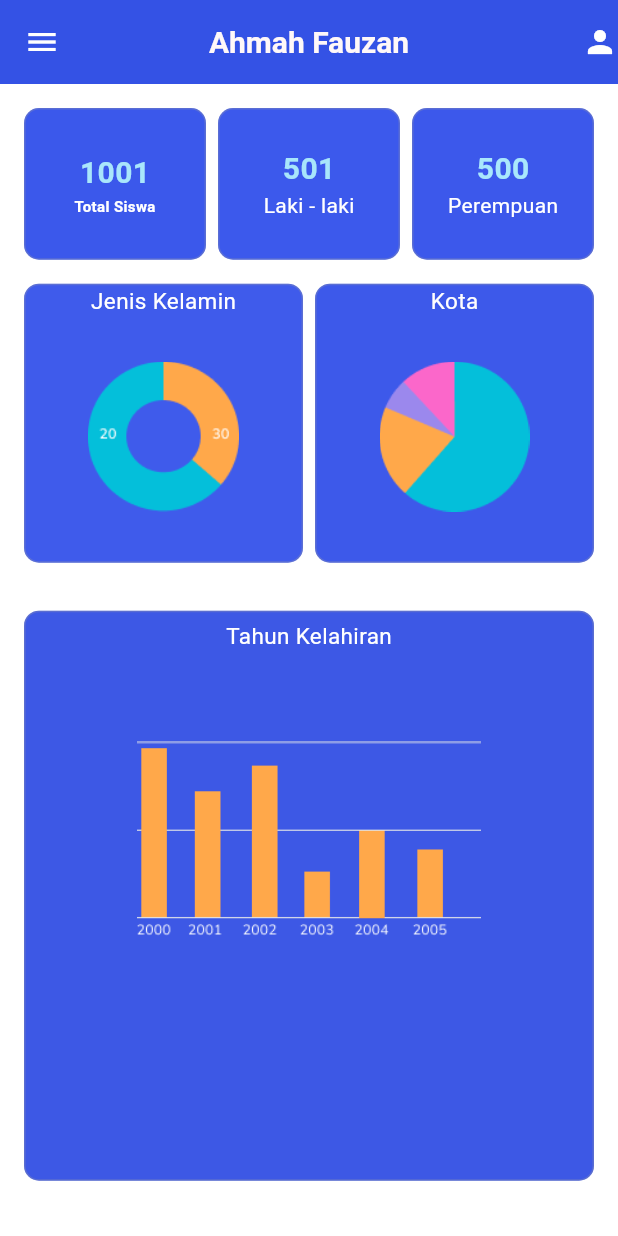
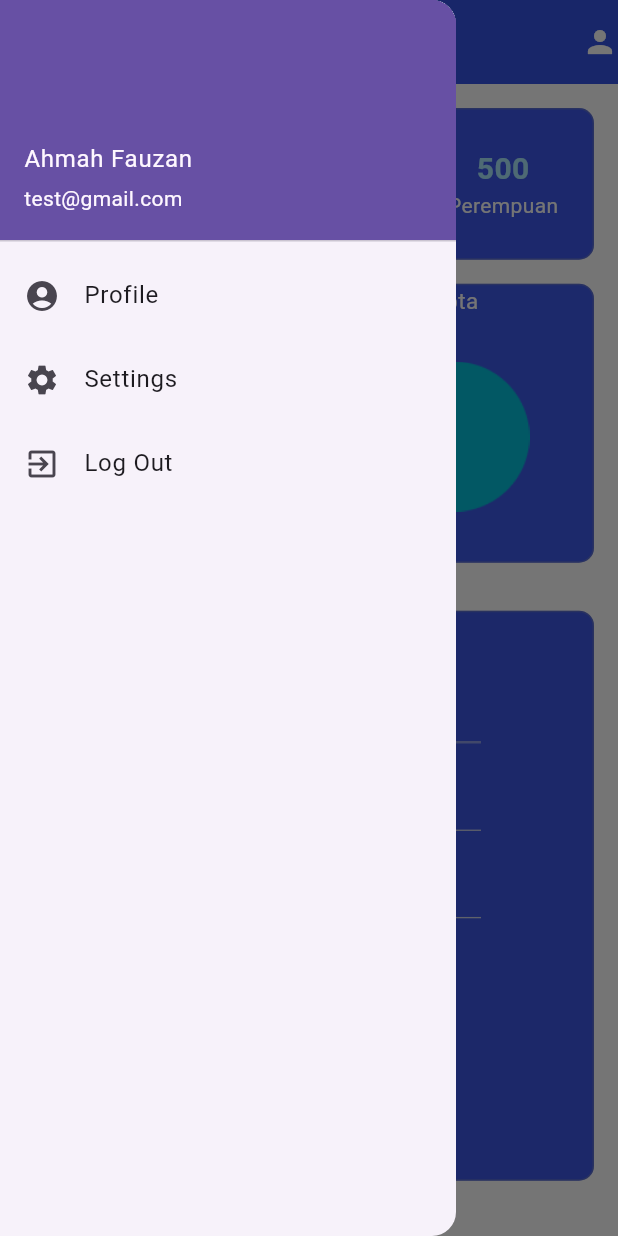
Before and after one commit to adipramanadev/akademikapps, a Flutter app: the HomePage screen opened directly, with the side drawer open (before the commit the screen has no drawer), on a phone screen of 412 x 824 dp. Run offline on Flutter 3.47's test engine with Material 3 defaults, Android fonts, the phone set to English and light mode, and no system bars; our stand-ins replace google_fonts.

Commit message:
update homepage dart
update homepage dart

```diff
--- a/lib/pages/homepage.dart
+++ b/lib/pages/homepage.dart
@@ -8,6 +8,15 @@ class HomePage extends StatefulWidget {
 }
 
 class _HomePageState extends State<HomePage> {
+  int _selectedIndex =
+      0; // Menambahkan state untuk mengetahui item mana yang sedang dipilih
+
+  void _onItemTapped(int index) {
+    setState(() {
+      _selectedIndex = index; // Mengubah state berdasarkan item yang dipilih
+    });
+  }
+
   @override
   Widget build(BuildContext context) {
     return Scaffold(
@@ -29,14 +38,50 @@ class _HomePageState extends State<HomePage> {
             color: Color(0xfffff8f8),
           ),
         ),
-        leading: Icon(
-          Icons.menu,
-          color: Color(0xffffffff),
-          size: 24,
+        leading: Builder(
+          // Using Builder to get the correct context
+          builder: (BuildContext context) {
+            return IconButton(
+              icon: Icon(Icons.menu, color: Color(0xffffffff)),
+              onPressed: () => Scaffold.of(context).openDrawer(),
+            );
+          },
         ),
         actions: [
           Icon(Icons.person, color: Color(0xffffffff), size: 24),
         ],
+      ),
+      // Bagian drawer, body, dan bottomNavigationBar tetap sama
+      drawer: Drawer(
+        child: ListView(
+          children: <Widget>[
+            UserAccountsDrawerHeader(
+              accountName: Text("Ahmah Fauzan"),
+              accountEmail: Text("test@gmail.com"),
+            ),
+            ListTile(
+              leading: Icon(Icons.account_circle),
+              title: Text("Profile"),
+              onTap: () {
+                // Navigasi ke halaman profil atau fungsi lain
+              },
+            ),
+            ListTile(
+              leading: Icon(Icons.settings),
+              title: Text("Settings"),
+              onTap: () {
+                // Navigasi ke halaman settings atau fungsi lain
+              },
+            ),
+            ListTile(
+              leading: Icon(Icons.exit_to_app),
+              title: Text("Log Out"),
+              onTap: () {
+                // Fungsi untuk log out
+              },
+            ),
+          ],
+        ),
       ),
       body: Column(
         mainAxisAlignment: MainAxisAlignment.start,
@@ -44,7 +89,7 @@ class _HomePageState extends State<HomePage> {
         mainAxisSize: MainAxisSize.max,
         children: [
           GridView(
-            padding: EdgeInsets.all(16),
+            padding: const EdgeInsets.all(16),
             shrinkWrap: true,
             scrollDirection: Axis.vertical,
             physics: ScrollPhysics(),
```
